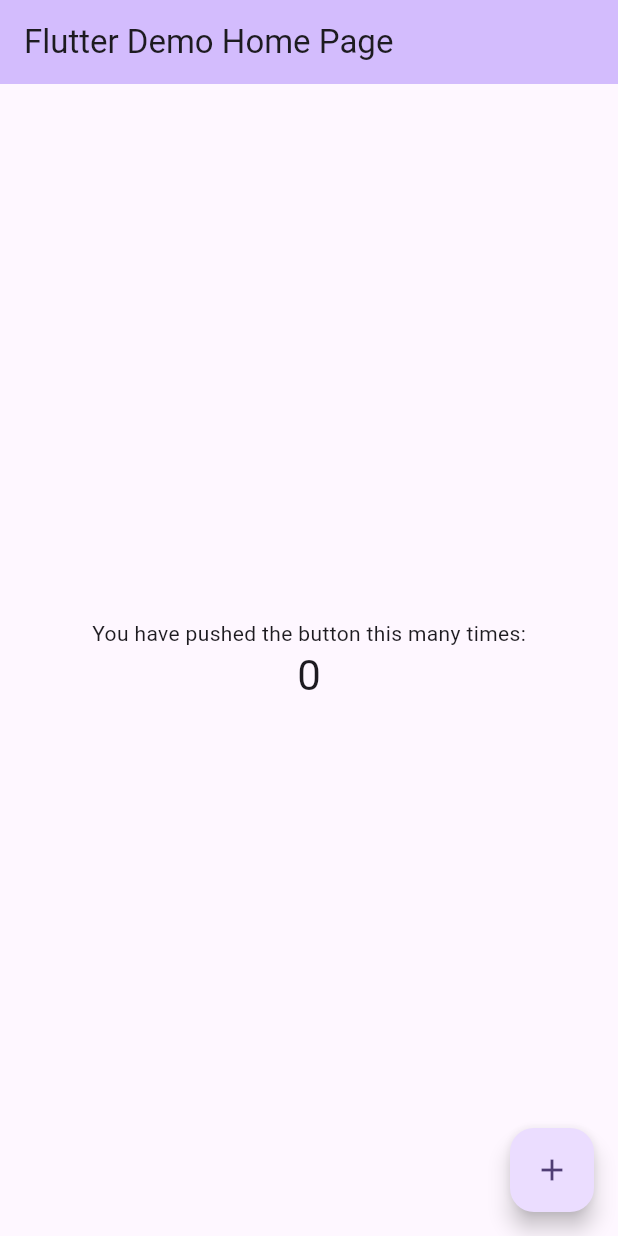
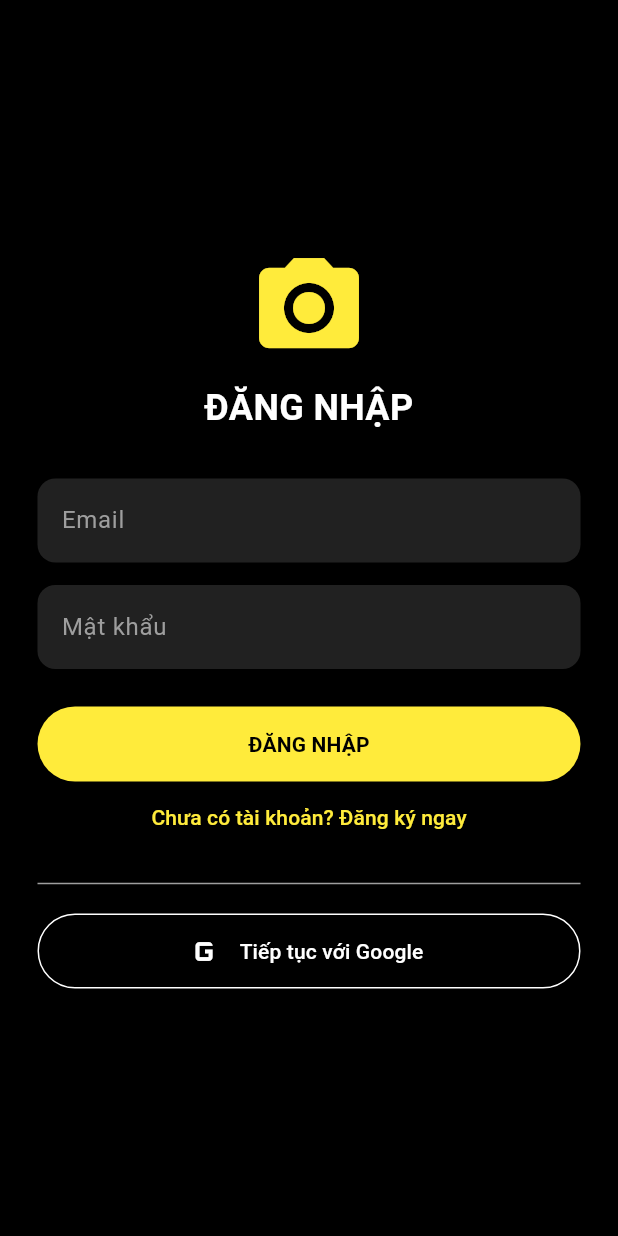
Before and after one commit to tanthanh67/locket_app, a Flutter app: the screen it shows after launch, on a phone screen of 412 x 824 dp. Run offline on Flutter 3.47's test engine with Material 3 defaults, Android fonts, the phone set to English and light mode, and no system bars; our stand-ins replace firebase_auth, firebase_core, google_sign_in; accounts and stored records are empty.

Commit message:
Cấu hình Firebase Auth và login đơn giản

```diff
--- /dev/null
+++ b/lib/login_page.dart
@@ -0,0 +1,178 @@
+import 'package:flutter/material.dart';
+import 'package:firebase_auth/firebase_auth.dart';
+import 'package:google_sign_in/google_sign_in.dart';
+
+class LoginPage extends StatefulWidget {
+  const LoginPage({super.key});
+
+  @override
+  State<LoginPage> createState() => _LoginPageState();
+}
+
+class _LoginPageState extends State<LoginPage> {
+  final _emailController = TextEditingController();
+  final _passwordController = TextEditingController();
+  final GoogleSignIn _googleSignIn = GoogleSignIn();
+
+  // Biến để kiểm tra đang ở chế độ Đăng nhập hay Đăng ký
+  bool isLogin = true;
+
+  // --- HÀM XỬ LÝ EMAIL (ĐĂNG KÝ HOẶC ĐĂNG NHẬP) ---
+  Future<void> handleEmailAuth() async {
+    final email = _emailController.text.trim();
+    final password = _passwordController.text.trim();
+
+    if (email.isEmpty || password.isEmpty) {
+      _showMsg("Vui lòng nhập đầy đủ thông tin!");
+      return;
+    }
+
+    try {
+      if (isLogin) {
+        // CHẾ ĐỘ ĐĂNG NHẬP
+        await FirebaseAuth.instance.signInWithEmailAndPassword(
+          email: email,
+          password: password,
+        );
+        _showMsg("✅ Đăng nhập thành công!");
+      } else {
+        // CHẾ ĐỘ ĐĂNG KÝ (TẠO TÀI KHOẢN MỚI)
+        await FirebaseAuth.instance.createUserWithEmailAndPassword(
+          email: email,
+          password: password,
+        );
+        _showMsg("✅ Tạo tài khoản thành công!");
+      }
+    } on FirebaseAuthException catch (e) {
+      _showMsg("❌ Lỗi: ${e.message}");
+    }
+  }
+
+  // --- HÀM ĐĂNG NHẬP GOOGLE (Tự động cả 2 chế độ) ---
+  Future<void> signInWithGoogle() async {
+    try {
+      final GoogleSignInAccount? googleUser = await _googleSignIn.signIn();
+      if (googleUser == null) return;
+      final GoogleSignInAuthentication googleAuth =
+          await googleUser.authentication;
+      final credential = GoogleAuthProvider.credential(
+        accessToken: googleAuth.accessToken,
+        idToken: googleAuth.idToken,
+      );
+      await FirebaseAuth.instance.signInWithCredential(credential);
+      _showMsg("✅ Chào mừng ${googleUser.displayName}!");
+    } catch (e) {
+      _showMsg("❌ Lỗi Google: ${e.toString()}");
+    }
+  }
+
+  void _showMsg(String msg) {
+    if (!mounted) return;
+    ScaffoldMessenger.of(context).showSnackBar(SnackBar(content: Text(msg)));
+  }
+
+  @override
+  Widget build(BuildContext context) {
+    return Scaffold(
+      backgroundColor: Colors.black,
+      body: Padding(
+        padding: const EdgeInsets.all(25.0),
+        child: Column(
+          mainAxisAlignment: MainAxisAlignment.center,
+          children: [
+            const Icon(Icons.camera_alt, size: 80, color: Colors.yellow),
+            const SizedBox(height: 10),
+
+            // Tiêu đề thay đổi theo chế độ
+            Text(
+              isLogin ? "ĐĂNG NHẬP" : "ĐĂNG KÝ TÀI KHOẢN",
+              style: const TextStyle(
+                color: Colors.white,
+                fontSize: 24,
+                fontWeight: FontWeight.bold,
+              ),
+            ),
+            const SizedBox(height: 30),
+
+            TextField(
+              controller: _emailController,
+              style: const TextStyle(color: Colors.white),
+              decoration: _inputDecoration("Email"),
+            ),
+            const SizedBox(height: 15),
+            TextField(
+              controller: _passwordController,
+              obscureText: true,
+              style: const TextStyle(color: Colors.white),
+              decoration: _inputDecoration("Mật khẩu"),
+            ),
+            const SizedBox(height: 25),
+
+            // Nút bấm chính
+            SizedBox(
+              width: double.infinity,
+              height: 50,
+              child: ElevatedButton(
+                onPressed: handleEmailAuth,
+                style: ElevatedButton.styleFrom(backgroundColor: Colors.yellow),
+                child: Text(
+                  isLogin ? "ĐĂNG NHẬP" : "ĐĂNG KÝ NGAY",
+                  style: const TextStyle(
+                    color: Colors.black,
+                    fontWeight: FontWeight.bold,
+                  ),
+                ),
+              ),
+            ),
+
+            // Nút chuyển đổi giữa Đăng ký và Đăng nhập
+            TextButton(
+              onPressed: () {
+                setState(() {
+                  isLogin = !isLogin; // Đảo ngược trạng thái
+                });
+              },
+              child: Text(
+                isLogin
+                    ? "Chưa có tài khoản? Đăng ký ngay"
+                    : "Đã có tài khoản? Đăng nhập",
+                style: const TextStyle(color: Colors.yellow),
+              ),
+            ),
+
+            const Divider(color: Colors.grey, height: 40),
+
+            // Nút Google
+            SizedBox(
+              width: double.infinity,
+              height: 50,
+              child: OutlinedButton.icon(
+                onPressed: signInWithGoogle,
+                icon: const Icon(Icons.g_mobiledata, size: 30),
+                label: const Text("Tiếp tục với Google"),
+                style: OutlinedButton.styleFrom(
+                  foregroundColor: Colors.white,
+                  side: const BorderSide(color: Colors.white),
+                ),
+              ),
+            ),
+          ],
+        ),
+      ),
+    );
+  }
+
+  // Hàm tạo giao diện ô nhập cho đẹp
+  InputDecoration _inputDecoration(String hint) {
+    return InputDecoration(
+      hintText: hint,
+      hintStyle: const TextStyle(color: Colors.grey),
+      filled: true,
+      fillColor: Colors.grey[900],
+      border: OutlineInputBorder(
+        borderRadius: BorderRadius.circular(12),
+        borderSide: BorderSide.none,
+      ),
+    );
+  }
+}
--- a/lib/main.dart
+++ b/lib/main.dart
@@ -1,121 +1,38 @@
+import 'package:firebase_auth/firebase_auth.dart';
 import 'package:flutter/material.dart';
+import 'package:firebase_core/firebase_core.dart';
+import 'package:locket_app/home_page.dart';
+import 'firebase_options.dart'; // File này do CLI tự tạo
+import 'login_page.dart';
 
-void main() {
+void main() async {
+  // Bắt buộc phải có để khởi tạo Flutter
+  WidgetsFlutterBinding.ensureInitialized();
+
+  // Khởi tạo kết nối với Firebase
+  await Firebase.initializeApp(options: DefaultFirebaseOptions.currentPlatform);
+
   runApp(const MyApp());
 }
 
 class MyApp extends StatelessWidget {
   const MyApp({super.key});
 
-  // This widget is the root of your application.
   @override
   Widget build(BuildContext context) {
     return MaterialApp(
-      title: 'Flutter Demo',
-      theme: ThemeData(
-        // This is the theme of your application.
-        //
-        // TRY THIS: Try running your application with "flutter run". You'll see
-        // the application has a purple toolbar. Then, without quitting the app,
-        // try changing the seedColor in the colorScheme below to Colors.green
-        // and then invoke "hot reload" (save your changes or press the "hot
-        // reload" button in a Flutter-supported IDE, or press "r" if you used
-        // the command line to start the app).
-        //
-        // Notice that the counter didn't reset back to zero; the application
-        // state is not lost during the reload. To reset the state, use hot
-        // restart instead.
-        //
-        // This works for code too, not just values: Most code changes can be
-        // tested with just a hot reload.
-        colorScheme: .fromSeed(seedColor: Colors.deepPurple),
-      ),
-      home: const MyHomePage(title: 'Flutter Demo Home Page'),
-    );
-  }
-}
-
-class MyHomePage extends StatefulWidget {
-  const MyHomePage({super.key, required this.title});
-
-  // This widget is the home page of your application. It is stateful, meaning
-  // that it has a State object (defined below) that contains fields that affect
-  // how it looks.
-
-  // This class is the configuration for the state. It holds the values (in this
-  // case the title) provided by the parent (in this case the App widget) and
-  // used by the build method of the State. Fields in a Widget subclass are
-  // always marked "final".
-
-  final String title;
-
-  @override
-  State<MyHomePage> createState() => _MyHomePageState();
-}
-
-class _MyHomePageState extends State<MyHomePage> {
-  int _counter = 0;
-
-  void _incrementCounter() {
-    setState(() {
-      // This call to setState tells the Flutter framework that something has
-      // changed in this State, which causes it to rerun the build method below
-      // so that the display can reflect the updated values. If we changed
-      // _counter without calling setState(), then the build method would not be
-      // called again, and so nothing would appear to happen.
-      _counter++;
-    });
-  }
-
-  @override
-  Widget build(BuildContext context) {
-    // This method is rerun every time setState is called, for instance as done
-    // by the _incrementCounter method above.
-    //
-    // The Flutter framework has been optimized to make rerunning build methods
-    // fast, so that you can just rebuild anything that needs updating rather
-    // than having to individually change instances of widgets.
-    return Scaffold(
-      appBar: AppBar(
-        // TRY THIS: Try changing the color here to a specific color (to
-        // Colors.amber, perhaps?) and trigger a hot reload to see the AppBar
-        // change color while the other colors stay the same.
-        backgroundColor: Theme.of(context).colorScheme.inversePrimary,
-        // Here we take the value from the MyHomePage object that was created by
-        // the App.build method, and use it to set our appbar title.
-        title: Text(widget.title),
-      ),
-      body: Center(
-        // Center is a layout widget. It takes a single child and positions it
-        // in the middle of the parent.
-        child: Column(
-          // Column is also a layout widget. It takes a list of children and
-          // arranges them vertically. By default, it sizes itself to fit its
-          // children horizontally, and tries to be as tall as its parent.
-          //
-          // Column has various properties to control how it sizes itself and
-          // how it positions its children. Here we use mainAxisAlignment to
-          // center the children vertically; the main axis here is the vertical
-          // axis because Columns are vertical (the cross axis would be
-          // horizontal).
-          //
-          // TRY THIS: Invoke "debug painting" (choose the "Toggle Debug Paint"
-          // action in the IDE, or press "p" in the console), to see the
-          // wireframe for each widget.
-          mainAxisAlignment: .center,
-          children: [
-            const Text('You have pushed the button this many times:'),
-            Text(
-              '$_counter',
-              style: Theme.of(context).textTheme.headlineMedium,
-            ),
-          ],
-        ),
-      ),
-      floatingActionButton: FloatingActionButton(
-        onPressed: _incrementCounter,
-        tooltip: 'Increment',
-        child: const Icon(Icons.add),
+      debugShowCheckedModeBanner: false,
+      home: StreamBuilder<User?>(
+        // Lắng nghe trạng thái đăng nhập của Firebase
+        stream: FirebaseAuth.instance.authStateChanges(),
+        builder: (context, snapshot) {
+          // Nếu snapshot có dữ liệu (user khác null) nghĩa là đã đăng nhập
+          if (snapshot.hasData) {
+            return const HomePage();
+          }
+          // Ngược lại, bắt đăng nhập
+          return const LoginPage();
+        },
       ),
     );
   }
--- a/pubspec.yaml
+++ b/pubspec.yaml
@@ -34,6 +34,11 @@ dependencies:
   # The following adds the Cupertino Icons font to your application.
   # Use with the CupertinoIcons class for iOS style icons.
   cupertino_icons: ^1.0.8
+  firebase_core: ^4.7.0
+  firebase_auth: ^6.4.0
+  cloud_firestore: ^6.3.0
+  firebase_storage: ^13.3.0
+  google_sign_in: ^6.2.1
 
 dev_dependencies:
   flutter_test:
```
Also changed, not shown: lib/home_page.dart (added, +54 -0 lines), firebase.json (added), lib/firebase_options.dart (added), pubspec.lock, 7 other files.
